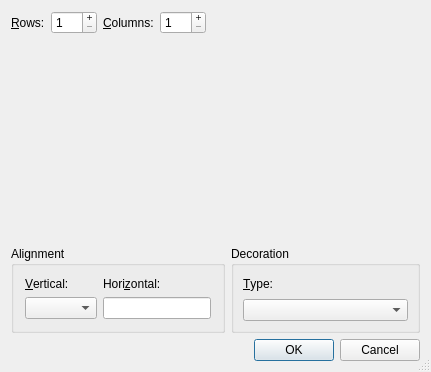
This is src/frontends/qt4/ui/MathMatrixUi.ui in cburschka/lyx as Qt 5 draws it before an edit. The edited form follows.
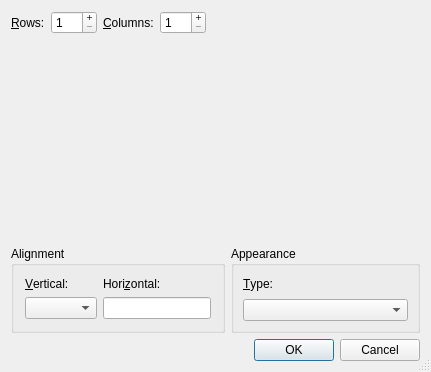
This is the edited form. Custom widgets are drawn as their Qt base class.

What changed in the file:
```diff
--- a/src/frontends/qt4/ui/MathMatrixUi.ui
+++ b/src/frontends/qt4/ui/MathMatrixUi.ui
@@ -228,7 +228,7 @@
    <item row="3" column="2">
     <widget class="QGroupBox" name="decorationtGB">
      <property name="title">
-      <string>Decoration</string>
+      <string>Appearance</string>
      </property>
      <property name="flat">
       <bool>true</bool>
```
